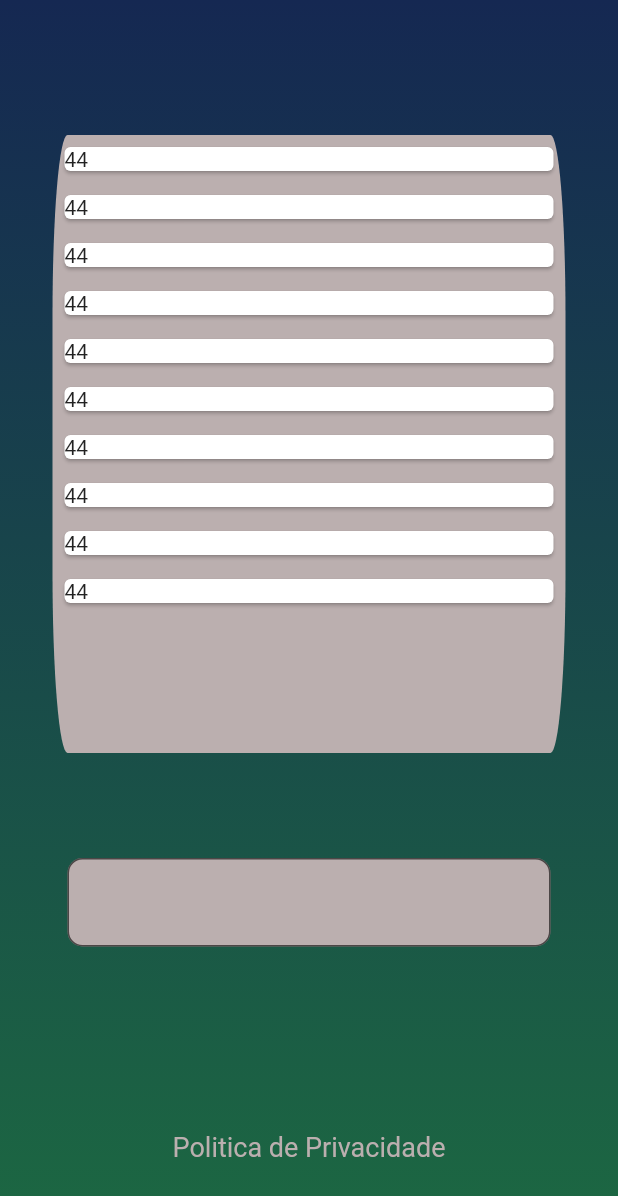
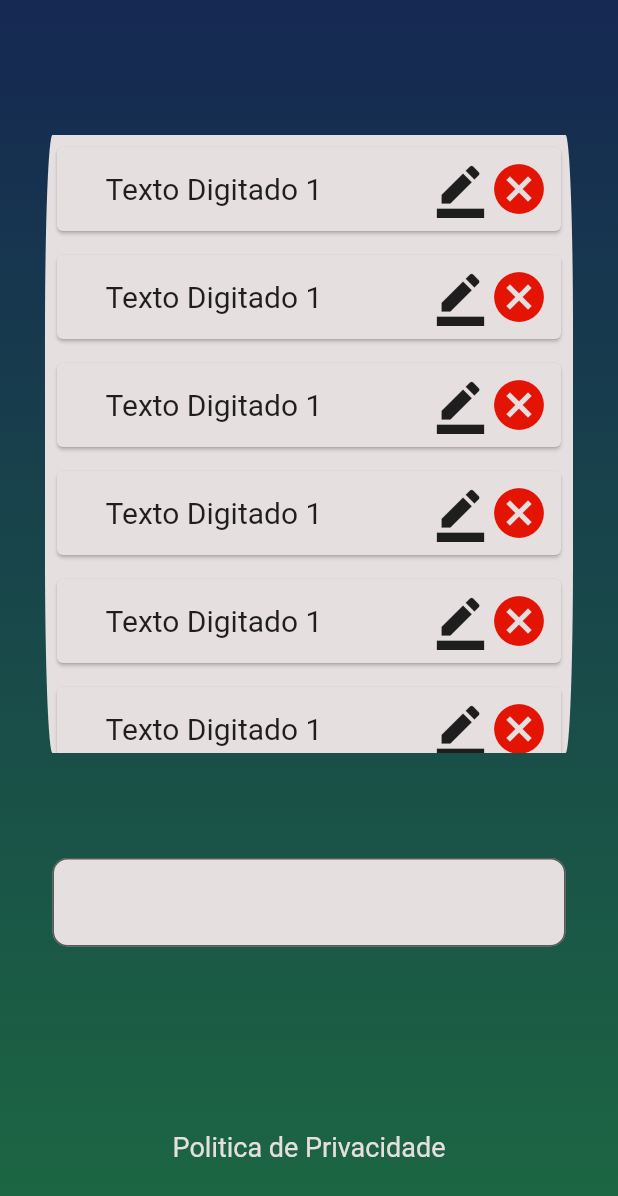
Before and after one commit to absjuniordev/prova_flutter, a Flutter app: the InformationPage screen opened directly, on a phone screen of 412 x 824 dp. Shown: the top 1196 px of the screen. Run offline on Flutter 3.47's test engine with Material 2 defaults, Android fonts, the phone set to English and light mode, and no system bars; our stand-ins replace flutter_animate, page_transition; missing offline and left inert: flutter_inappwebview.

Commit message:
Definição do layout do campo de exibição dos textos

```diff
--- a/lib/page/information_page.dart
+++ b/lib/page/information_page.dart
@@ -26,29 +26,57 @@ class InformationPage extends StatelessWidget {
               const SizedBox(height: 20),
               Container(
                 margin:
-                    const EdgeInsets.symmetric(vertical: 70, horizontal: 35),
+                    const EdgeInsets.symmetric(vertical: 70, horizontal: 30),
                 height: MediaQuery.of(context).size.height / 2,
                 decoration: BoxDecoration(
                   color: CustomColor().getFillColor(),
                   borderRadius: const BorderRadius.only(
-                    topLeft: Radius.elliptical(10, 120),
-                    topRight: Radius.elliptical(10, 120),
-                    bottomLeft: Radius.elliptical(10, 120),
-                    bottomRight: Radius.elliptical(10, 120),
+                    topLeft: Radius.elliptical(5, 130),
+                    topRight: Radius.elliptical(5, 130),
+                    bottomRight: Radius.elliptical(5, 130),
+                    bottomLeft: Radius.elliptical(5, 130),
                   ),
                 ),
                 child: ListView.builder(
                   itemCount: 10,
                   itemBuilder: (itemBuilder, i) {
-                    return const Card(
-                      margin: EdgeInsets.all(8),
-                      child: Text("44"),
+                    return Card(
+                      color: CustomColor().getFillColor(),
+                      margin: const EdgeInsets.all(8),
+                      child: Padding(
+                        padding: const EdgeInsets.all(8.0),
+                        child: Row(
+                          children: [
+                            const Spacer(flex: 1),
+                            const Text(
+                              "Texto Digitado 1",
+                              style: TextStyle(fontSize: 20),
+                            ),
+                            const Spacer(flex: 3),
+                            InkWell(
+                              onTap: () {},
+                              child: const Icon(
+                                Icons.border_color,
+                                size: 38,
+                              ),
+                            ),
+                            InkWell(
+                              onTap: () {},
+                              child: const Icon(
+                                Icons.cancel,
+                                color: Color.fromARGB(255, 228, 20, 5),
+                                size: 40,
+                              ),
+                            ),
+                          ],
+                        ),
+                      ),
                     );
                   },
                 ),
               ),
               Padding(
-                padding: const EdgeInsets.symmetric(horizontal: 45),
+                padding: const EdgeInsets.symmetric(horizontal: 35),
                 child: TextField(
                   decoration: InputDecoration(
                     border: OutlineInputBorder(
--- a/lib/shared/constant/custom_color.dart
+++ b/lib/shared/constant/custom_color.dart
@@ -3,7 +3,7 @@ import 'dart:ui';
 class CustomColor {
   final Color _gradientMainColor = const Color.fromARGB(255, 21, 40, 82);
   final Color _gradientSecColor = const Color.fromARGB(255, 28, 104, 66);
-  final Color _fillColor = const Color.fromARGB(255, 187, 175, 175);
+  final Color _fillColor = const Color.fromARGB(255, 230, 223, 223);
   final Color _buttomColor = const Color.fromARGB(255, 56, 143, 59);
 
   Color getGradientMainColor() {
--- a/pubspec.yaml
+++ b/pubspec.yaml
@@ -15,6 +15,7 @@ dependencies:
   url_launcher: ^6.2.1
 
 
+
 dev_dependencies:
   flutter_test:
     sdk: flutter
```
